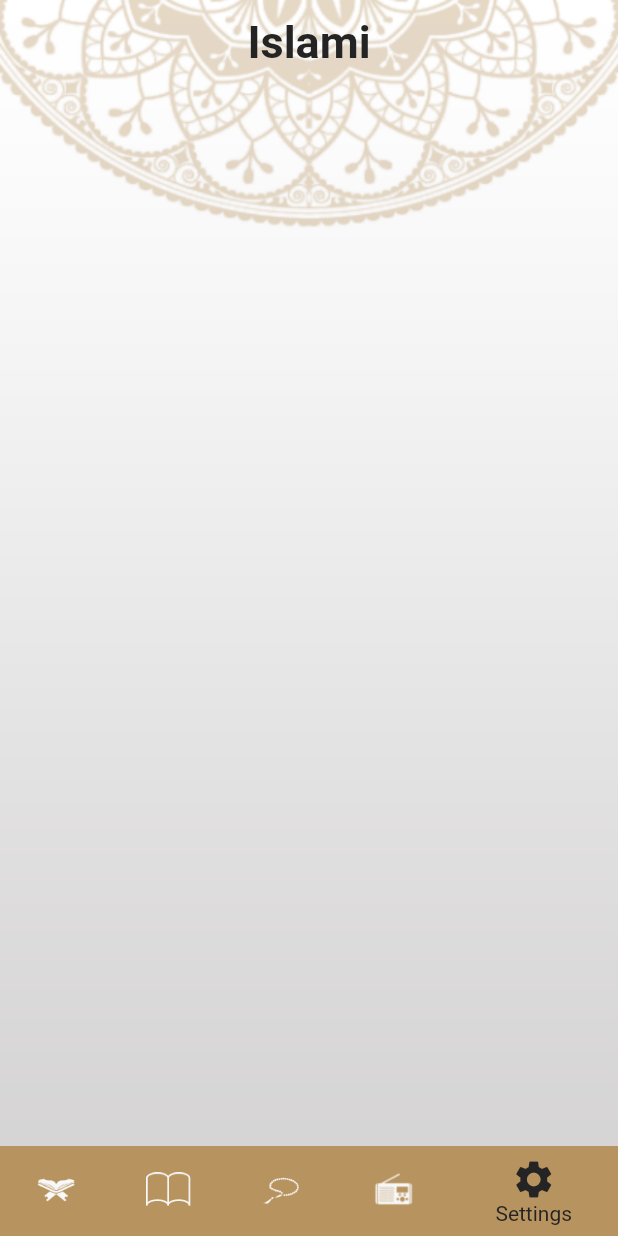
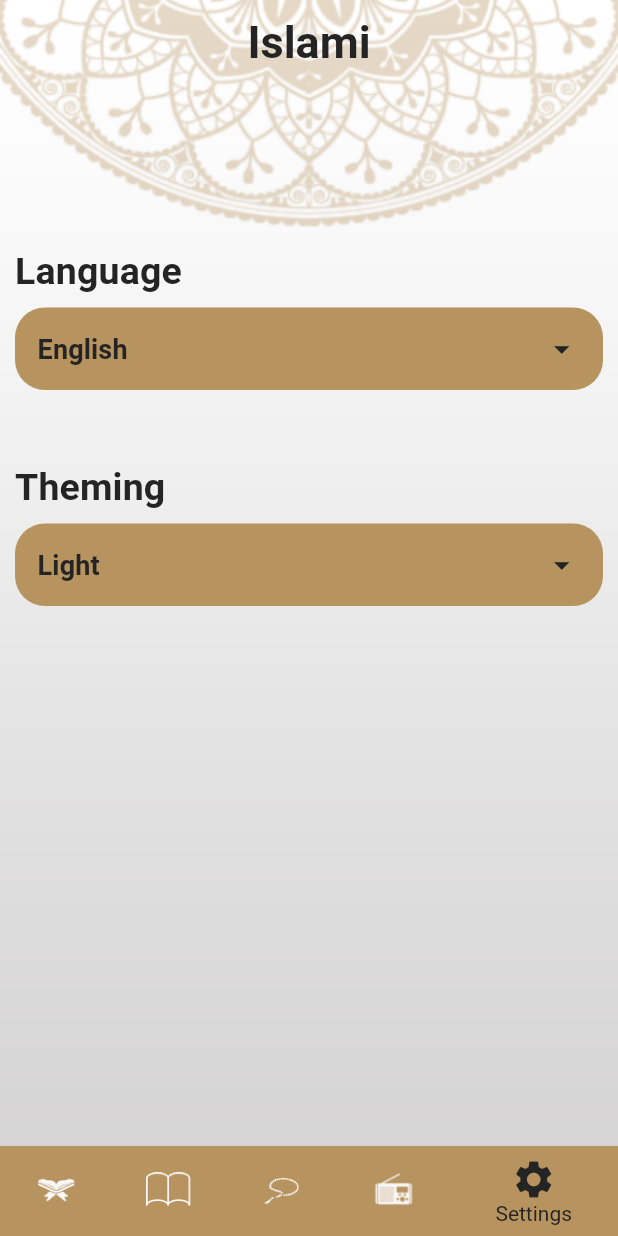
Before and after one commit to ibrahimzaher/my_islami, a Flutter app: the screen it shows after launch, item 5 of the bottom bar chosen, on a phone screen of 412 x 824 dp. Run offline on Flutter 3.47's test engine with Material 2 defaults, Android fonts, the phone set to English and light mode, and no system bars; generated files the repository leaves out were written again.

Commit message:
edit localization added settings-tab

```diff
--- a/lib/l10n/app_ar.arb
+++ b/lib/l10n/app_ar.arb
@@ -5,5 +5,12 @@
     "radio":"الراديو",
     "sebha":"التسبيح",
     "settings":"الإعدادات",
-    "sura_name":"اسم السورة"
+    "sura_name":"اسم السورة",
+    "hadeth_name":"الاحاديث",
+    "language":"اللغة",
+    "english":"الانجليزية",
+    "arabic":"العربية",
+    "theming":"النمط",
+    "dark":"الوضع الليلي",
+    "light":"الوضع المضىء"
 }
--- a/lib/l10n/app_en.arb
+++ b/lib/l10n/app_en.arb
@@ -5,5 +5,12 @@
     "radio":"Radio",
     "sebha":"Sebha",
     "settings":"Settings",
-    "sura_name":"Sura Name"
+    "sura_name":"Sura Name",
+    "hadeth_name":"AlAhadeth",
+    "language":"Language",
+    "english":"English",
+    "arabic":"Arabic",
+    "theming":"Theming",
+    "dark":"Dark",
+    "light":"Light"
 }
--- a/lib/tabs/hades/hades_tab.dart
+++ b/lib/tabs/hades/hades_tab.dart
@@ -1,4 +1,5 @@
 import 'package:flutter/material.dart';
+import 'package:flutter_gen/gen_l10n/app_localizations.dart';
 import 'package:my_islami/component/my_divider.dart';
 import 'package:my_islami/component/reusable_tab.dart';
 import 'package:my_islami/my_theme.dart';
@@ -33,6 +34,7 @@ class HadesTab extends StatelessWidget {
           itemCount: provider.titles.length,
         ),
       ),
+      title: AppLocalizations.of(context)!.hadeth_name,
     );
   }
 }
--- a/lib/tabs/quran/quran_tab.dart
+++ b/lib/tabs/quran/quran_tab.dart
@@ -1,4 +1,5 @@
 import 'package:flutter/material.dart';
+import 'package:flutter_gen/gen_l10n/app_localizations.dart';
 import 'package:my_islami/component/my_divider.dart';
 import 'package:my_islami/component/reusable_tab.dart';
 import 'package:my_islami/my_theme.dart';
@@ -28,6 +29,7 @@ class QuranTab extends StatelessWidget {
         ),
         itemCount: context.read<MyQuranTabProvider>().titles.length,
       ),
+      title: AppLocalizations.of(context)!.sura_name,
     );
   }
 }
--- a/lib/tabs/settings/settings_tab.dart
+++ b/lib/tabs/settings/settings_tab.dart
@@ -1,10 +1,137 @@
 import 'package:flutter/material.dart';
+import 'package:flutter_gen/gen_l10n/app_localizations.dart';
+import 'package:my_islami/my_theme.dart';
+import 'package:my_islami/provider/my_language_provider.dart';
+import 'package:my_islami/provider/my_theme_provider.dart';
+import 'package:my_islami/tabs/settings/language_bottom_sheet.dart';
+import 'package:my_islami/tabs/settings/theming_bottom_sheet.dart';
+import 'package:provider/provider.dart';
 
 class SettingsTab extends StatelessWidget {
   const SettingsTab({Key? key}) : super(key: key);
 
   @override
   Widget build(BuildContext context) {
-    return Container();
+    return Container(
+      margin: const EdgeInsetsDirectional.all(
+        10,
+      ),
+      child: Column(
+        crossAxisAlignment: CrossAxisAlignment.stretch,
+        children: [
+          const Spacer(
+            flex: 2,
+          ),
+          Text(
+            AppLocalizations.of(context)?.language ?? '',
+            style: Theme.of(context).primaryTextTheme.subtitle2,
+          ),
+          Container(
+            margin: const EdgeInsetsDirectional.only(
+              top: 10,
+            ),
+            padding: const EdgeInsetsDirectional.all(
+              15,
+            ),
+            decoration: BoxDecoration(
+              color: context.read<MyThemeProvider>().mode == ThemeMode.light
+                  ? Theme.of(context).primaryColor
+                  : MyTheme.goldColor,
+              borderRadius: BorderRadiusDirectional.circular(
+                20,
+              ),
+            ),
+            child: InkWell(
+              onTap: () {
+                showLanguageBottomSheet(context);
+              },
+              child: Row(
+                mainAxisAlignment: MainAxisAlignment.spaceBetween,
+                children: [
+                  Text(
+                    context.read<MyLanguageProvider>().language == 'ar'
+                        ? AppLocalizations.of(context)?.arabic ?? ''
+                        : AppLocalizations.of(context)?.english ?? '',
+                    style:
+                        Theme.of(context).primaryTextTheme.subtitle2?.copyWith(
+                              fontSize: 18,
+                              color: MyTheme.blackColor,
+                            ),
+                  ),
+                  Icon(
+                    Icons.arrow_drop_down_outlined,
+                    color: MyTheme.blackColor,
+                    size: 25,
+                  ),
+                ],
+              ),
+            ),
+          ),
+          const Spacer(),
+          Text(
+            AppLocalizations.of(context)?.theming ?? '',
+            style: Theme.of(context).primaryTextTheme.subtitle2,
+          ),
+          Container(
+            margin: const EdgeInsetsDirectional.only(
+              top: 10,
+            ),
+            padding: const EdgeInsetsDirectional.all(
+              15,
+            ),
+            decoration: BoxDecoration(
+              color: context.read<MyThemeProvider>().mode == ThemeMode.light
+                  ? Theme.of(context).primaryColor
+                  : MyTheme.goldColor,
+              borderRadius: BorderRadiusDirectional.circular(
+                20,
+              ),
+            ),
+            child: InkWell(
+              onTap: () {
+                showThemingBottomSheet(context);
+              },
+              child: Row(
+                mainAxisAlignment: MainAxisAlignment.spaceBetween,
+                children: [
+                  Text(
+                    context.read<MyThemeProvider>().mode == ThemeMode.light
+                        ? AppLocalizations.of(context)?.light ?? ''
+                        : AppLocalizations.of(context)?.dark ?? '',
+                    style:
+                        Theme.of(context).primaryTextTheme.subtitle2?.copyWith(
+                              fontSize: 18,
+                              color: MyTheme.blackColor,
+                            ),
+                  ),
+                  Icon(
+                    Icons.arrow_drop_down_outlined,
+                    color: MyTheme.blackColor,
+                    size: 25,
+                  ),
+                ],
+              ),
+            ),
+          ),
+          const Spacer(
+            flex: 7,
+          ),
+        ],
+      ),
+    );
+  }
+
+  void showLanguageBottomSheet(context) {
+    showModalBottomSheet(
+      context: context,
+      builder: (context) => const LanguageBottomSheet(),
+    );
+  }
+
+  void showThemingBottomSheet(context) {
+    showModalBottomSheet(
+      context: context,
+      builder: (context) => const ThemingBottomSheet(),
+    );
   }
 }
```
Also changed, not shown: lib/component/reusable_tab.dart (+7 -3 lines), lib/tabs/settings/language_bottom_sheet.dart (added, +79 -0 lines), lib/tabs/settings/theming_bottom_sheet.dart (added, +78 -0 lines).
